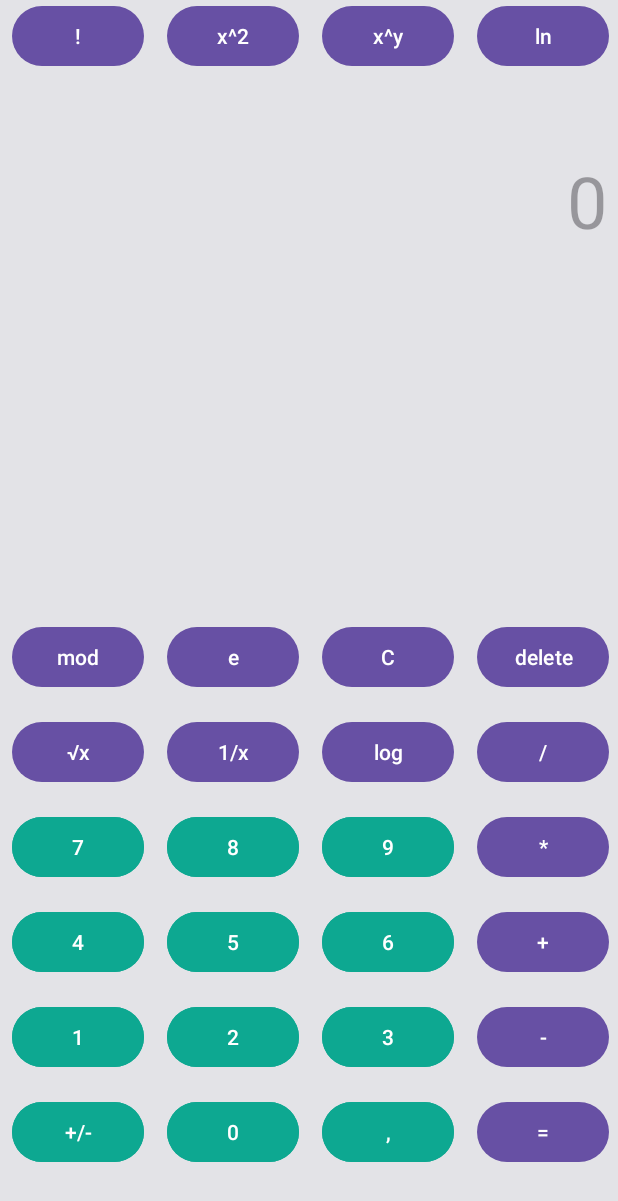
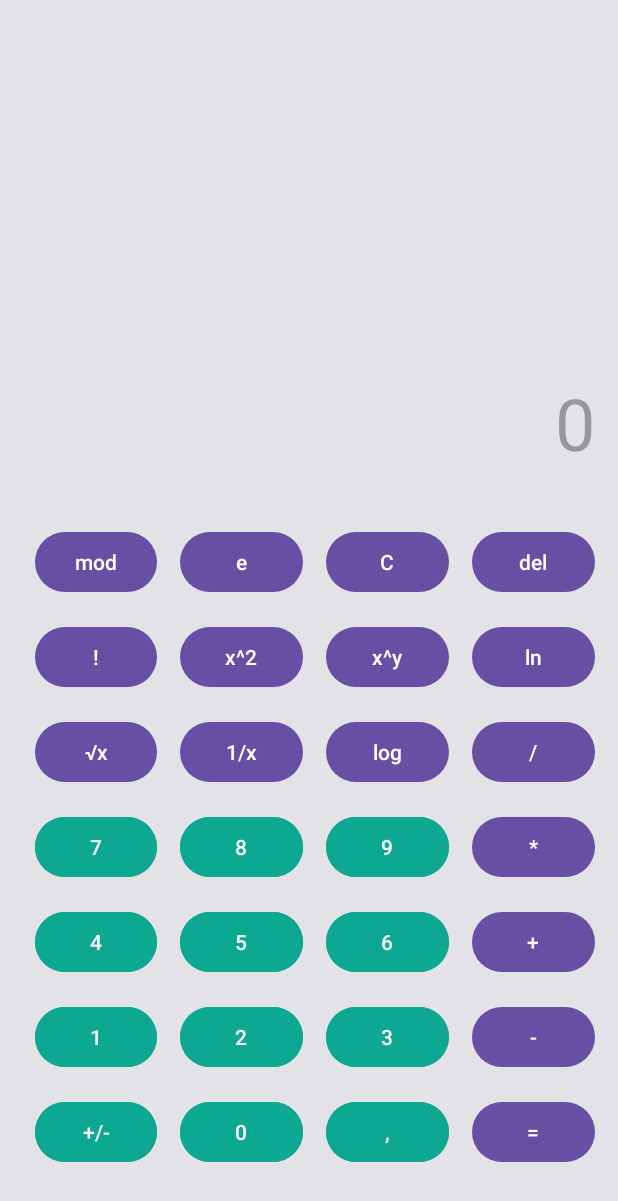
Before and after one commit to KirillLyanoy/Android-Studio-projects, an Android app: the screen it shows after launch (MainActivity), on a phone screen of 412 x 824 dp. Shown: the top 1201 px of the screen. Run offline under Robolectric (Android 15) with nearby library versions, the phone set to English and light mode, and no system bars.

Commit message:
Edit calc

```diff
--- a/Calculator/app/src/main/res/layout/activity_main.xml
+++ b/Calculator/app/src/main/res/layout/activity_main.xml
@@ -10,169 +10,194 @@
 
     <TextView
         android:id="@+id/currentOperationView"
-        android:layout_width="400dp"
+        android:layout_width="match_parent"
         android:layout_height="45dp"
-        android:layout_marginTop="36dp"
+        android:layout_marginStart="15dp"
+        android:layout_marginEnd="15dp"
+        android:layout_marginBottom="10dp"
         android:textAlignment="viewEnd"
+        app:layout_constraintBottom_toTopOf="@+id/editTextNumber"
         app:layout_constraintEnd_toEndOf="parent"
-        app:layout_constraintStart_toStartOf="parent"
-        app:layout_constraintTop_toTopOf="parent" />
+        app:layout_constraintStart_toStartOf="parent" />
 
     <LinearLayout
         android:id="@+id/linearLayout6"
-        android:layout_width="wrap_content"
+        android:layout_width="match_parent"
         android:layout_height="wrap_content"
+        android:layout_marginStart="15dp"
+        android:layout_marginEnd="15dp"
         android:orientation="horizontal"
         app:layout_constraintBottom_toTopOf="@+id/linearLayout2"
-        tools:ignore="MissingConstraints"
-        tools:layout_editor_absoluteX="1dp">
+        app:layout_constraintEnd_toEndOf="parent"
+        app:layout_constraintStart_toStartOf="parent"
+        tools:ignore="MissingConstraints">
+        <Button
+            android:id="@+id/button_fact"
+            android:layout_width="0dp"
+            android:layout_height="wrap_content"
+            android:layout_marginStart="8dp"
+            android:layout_marginBottom="15dp"
+            android:layout_weight="25"
+            android:text="@string/button_fact"
+            app:layout_constraintBottom_toTopOf="@+id/button_square_root"
+            app:layout_constraintStart_toStartOf="parent" />
+        <Button
+            android:id="@+id/button_square_degree"
+            android:layout_width="0dp"
+            android:layout_height="wrap_content"
+            android:layout_marginStart="15dp"
+            android:layout_marginBottom="15dp"
+            android:layout_weight="25"
+            android:text="@string/button_square_degree"
+            app:layout_constraintBottom_toTopOf="@+id/button_1_divide_x"
+            app:layout_constraintStart_toEndOf="@+id/button_fact" />
+        <Button
+            android:id="@+id/button_degree"
+            android:layout_width="0dp"
+            android:layout_height="wrap_content"
+            android:layout_marginStart="15dp"
+            android:layout_marginBottom="15dp"
+            android:layout_weight="25"
+            android:text="@string/button_degree"
+            app:layout_constraintBottom_toTopOf="@+id/button_log"
+            app:layout_constraintStart_toEndOf="@+id/button_square_degree" />
+        <Button
+            android:id="@+id/button_ln"
+            android:layout_width="0dp"
+            android:layout_height="wrap_content"
+            android:layout_marginStart="15dp"
+            android:layout_marginBottom="15dp"
+            android:layout_weight="25"
+            android:text="@string/button_ln"
+            app:layout_constraintBottom_toTopOf="@+id/button_divide"
+            app:layout_constraintStart_toEndOf="@+id/button_degree" />
+    </LinearLayout>
+
+    <TextView
+        android:id="@+id/editTextNumber"
+        android:layout_width="match_parent"
+        android:layout_height="71dp"
+        android:layout_marginStart="15dp"
+        android:layout_marginEnd="15dp"
+        android:layout_marginBottom="30dp"
+        android:hint="@string/default_value_hint"
+        android:textAlignment="viewEnd"
+        android:textSize="48sp"
+        app:layout_constraintBottom_toTopOf="@+id/linearLayout"
+        app:layout_constraintEnd_toEndOf="parent"
+        app:layout_constraintHorizontal_bias="0.0"
+        app:layout_constraintStart_toStartOf="parent" />
+
+    <LinearLayout
+        android:id="@+id/linearLayout"
+        android:layout_width="match_parent"
+        android:layout_height="wrap_content"
+        android:layout_marginStart="15dp"
+        android:layout_marginEnd="15dp"
+        android:orientation="horizontal"
+        app:layout_constraintBottom_toTopOf="@+id/linearLayout6"
+        app:layout_constraintEnd_toEndOf="parent"
+        app:layout_constraintStart_toStartOf="parent"
+        tools:ignore="MissingConstraints">
 
         <Button
             android:id="@+id/button_mod"
-            android:layout_width="wrap_content"
+            android:layout_width="0dp"
             android:layout_height="wrap_content"
             android:layout_marginStart="8dp"
             android:layout_marginBottom="15dp"
+            android:layout_weight="25"
             android:text="@string/button_mod"
             app:layout_constraintBottom_toTopOf="@+id/button_fact"
             app:layout_constraintStart_toStartOf="parent" />
 
         <Button
             android:id="@+id/button_exp"
-            android:layout_width="wrap_content"
+            android:layout_width="0dp"
             android:layout_height="wrap_content"
             android:layout_marginStart="15dp"
             android:layout_marginBottom="15dp"
+            android:layout_weight="25"
             android:text="@string/button_exp"
             app:layout_constraintBottom_toTopOf="@+id/button_square_degree"
             app:layout_constraintStart_toEndOf="@+id/button_mod" />
 
         <Button
             android:id="@+id/button_clear"
-            android:layout_width="wrap_content"
+            android:layout_width="0dp"
             android:layout_height="wrap_content"
             android:layout_marginStart="15dp"
             android:layout_marginBottom="15dp"
+            android:layout_weight="25"
             android:text="@string/button_clear"
             app:layout_constraintBottom_toTopOf="@+id/button_degree"
             app:layout_constraintStart_toEndOf="@+id/button_exp" />
 
         <Button
             android:id="@+id/button_delete"
-            android:layout_width="wrap_content"
+            android:layout_width="0dp"
             android:layout_height="wrap_content"
             android:layout_marginStart="15dp"
             android:layout_marginBottom="15dp"
+            android:layout_weight="25"
             android:text="@string/button_delete"
             app:layout_constraintBottom_toTopOf="@+id/button_ln"
             app:layout_constraintEnd_toEndOf="parent"
             app:layout_constraintStart_toEndOf="@+id/button_clear" />
     </LinearLayout>
 
-    <TextView
-        android:id="@+id/editTextNumber"
-        android:layout_width="398dp"
-        android:layout_height="71dp"
-        android:layout_marginTop="20dp"
-        android:hint="@string/default_value_hint"
-        android:textAlignment="viewEnd"
-        android:textSize="48sp"
+    <LinearLayout
+        android:id="@+id/linearLayout2"
+        android:layout_width="match_parent"
+        android:layout_height="wrap_content"
+        android:layout_marginStart="15dp"
+        android:layout_marginEnd="15dp"
+        android:orientation="horizontal"
+        app:layout_constraintBottom_toTopOf="@+id/linearLayout3"
         app:layout_constraintEnd_toEndOf="parent"
-        app:layout_constraintHorizontal_bias="0.498"
         app:layout_constraintStart_toStartOf="parent"
-        app:layout_constraintTop_toBottomOf="@+id/currentOperationView" />
+        tools:ignore="MissingConstraints">
 
-    <LinearLayout
-        android:id="@+id/linearLayout"
-        android:layout_width="wrap_content"
-        android:layout_height="wrap_content"
-        android:orientation="horizontal"
-        tools:layout_editor_absoluteX="1dp"
-        tools:layout_editor_absoluteY="324dp"
-        tools:ignore="MissingConstraints">
         <Button
-            android:id="@+id/button_fact"
-            android:layout_width="wrap_content"
+            android:id="@+id/button_square_root"
+            android:layout_width="0dp"
             android:layout_height="wrap_content"
             android:layout_marginStart="8dp"
             android:layout_marginBottom="15dp"
-            android:text="@string/button_fact"
-            app:layout_constraintBottom_toTopOf="@+id/button_square_root"
-            app:layout_constraintStart_toStartOf="parent" />
-        <Button
-            android:id="@+id/button_square_degree"
-            android:layout_width="wrap_content"
-            android:layout_height="wrap_content"
-            android:layout_marginStart="15dp"
-            android:layout_marginBottom="15dp"
-            android:text="@string/button_square_degree"
-            app:layout_constraintBottom_toTopOf="@+id/button_1_divide_x"
-            app:layout_constraintStart_toEndOf="@+id/button_fact" />
-        <Button
-            android:id="@+id/button_degree"
-            android:layout_width="wrap_content"
-            android:layout_height="wrap_content"
-            android:layout_marginStart="15dp"
-            android:layout_marginBottom="15dp"
-            android:text="@string/button_degree"
-            app:layout_constraintBottom_toTopOf="@+id/button_log"
-            app:layout_constraintStart_toEndOf="@+id/button_square_degree" />
-        <Button
-            android:id="@+id/button_ln"
-            android:layout_width="wrap_content"
-            android:layout_height="wrap_content"
-            android:layout_marginStart="15dp"
-            android:layout_marginBottom="15dp"
-            android:text="@string/button_ln"
-            app:layout_constraintBottom_toTopOf="@+id/button_divide"
-            app:layout_constraintStart_toEndOf="@+id/button_degree" />
-    </LinearLayout>
-
-    <LinearLayout
-        android:id="@+id/linearLayout2"
-        android:layout_width="wrap_content"
-        android:layout_height="wrap_content"
-        android:orientation="horizontal"
-        app:layout_constraintBottom_toTopOf="@+id/linearLayout3"
-        tools:ignore="MissingConstraints"
-        tools:layout_editor_absoluteX="1dp">
-
-        <Button
-            android:id="@+id/button_square_root"
-            android:layout_width="wrap_content"
-            android:layout_height="wrap_content"
-            android:layout_marginStart="8dp"
-            android:layout_marginBottom="15dp"
+            android:layout_weight="25"
             android:text="@string/button_square_root"
             app:layout_constraintBottom_toTopOf="@+id/button_7"
             app:layout_constraintStart_toStartOf="parent" />
 
         <Button
             android:id="@+id/button_1_divide_x"
-            android:layout_width="wrap_content"
+            android:layout_width="0dp"
             android:layout_height="wrap_content"
             android:layout_marginStart="15dp"
             android:layout_marginBottom="15dp"
+            android:layout_weight="25"
             android:text="@string/button_1_divide_x"
             app:layout_constraintBottom_toTopOf="@+id/button_8"
             app:layout_constraintStart_toEndOf="@+id/button_square_root" />
 
         <Button
             android:id="@+id/button_log"
-            android:layout_width="wrap_content"
+            android:layout_width="0dp"
             android:layout_height="wrap_content"
             android:layout_marginStart="15dp"
             android:layout_marginBottom="15dp"
+            android:layout_weight="25"
             android:text="@string/button_log"
             app:layout_constraintBottom_toTopOf="@+id/button_9"
             app:layout_constraintStart_toEndOf="@+id/button_1_divide_x" />
 
         <Button
             android:id="@+id/button_divide"
-            android:layout_width="wrap_content"
+            android:layout_width="0dp"
             android:layout_height="wrap_content"
             android:layout_marginStart="15dp"
             android:layout_marginBottom="15dp"
+            android:layout_weight="25"
             android:text="@string/button_divide"
             app:layout_constraintBottom_toTopOf="@+id/button_multiply"
             app:layout_constraintStart_toEndOf="@+id/button_log" />
@@ -180,19 +205,23 @@
 
     <LinearLayout
         android:id="@+id/linearLayout3"
-        android:layout_width="wrap_content"
+        android:layout_width="match_parent"
         android:layout_height="wrap_content"
+        android:layout_marginStart="15dp"
+        android:layout_marginEnd="15dp"
         android:orientation="horizontal"
         app:layout_constraintBottom_toTopOf="@+id/linearLayout4"
-        tools:ignore="MissingConstraints"
-        tools:layout_editor_absoluteX="1dp">
+        app:layout_constraintEnd_toEndOf="parent"
+        app:layout_constraintStart_toStartOf="parent"
+        tools:ignore="MissingConstraints">
 
         <Button
             android:id="@+id/button_7"
-            android:layout_width="wrap_content"
+            android:layout_width="0dp"
             android:layout_height="wrap_content"
             android:layout_marginStart="8dp"
             android:layout_marginBottom="15dp"
+            android:layout_weight="25"
             android:backgroundTint="@color/numbers_color"
             android:text="@string/button_7"
             app:layout_constraintBottom_toTopOf="@+id/button_4"
@@ -200,10 +229,11 @@
 
         <Button
             android:id="@+id/button_8"
-            android:layout_width="wrap_content"
+            android:layout_width="0dp"
             android:layout_height="wrap_content"
             android:layout_marginStart="15dp"
             android:layout_marginBottom="15dp"
+            android:layout_weight="25"
             android:backgroundTint="@color/numbers_color"
             android:text="@string/button_8"
             app:layout_constraintBottom_toTopOf="@+id/button_5"
@@ -211,10 +241,11 @@
 
         <Button
             android:id="@+id/button_9"
-            android:layout_width="wrap_content"
+            android:layout_width="0dp"
             android:layout_height="wrap_content"
             android:layout_marginStart="15dp"
             android:layout_marginBottom="15dp"
+            android:layout_weight="25"
             android:backgroundTint="@color/numbers_color"
             android:text="@string/button_9"
             app:layout_constraintBottom_toTopOf="@+id/button_6"
@@ -222,10 +253,11 @@
 
         <Button
             android:id="@+id/button_multiply"
-            android:layout_width="wrap_content"
+            android:layout_width="0dp"
             android:layout_height="wrap_content"
             android:layout_marginStart="15dp"
             android:layout_marginBottom="15dp"
+            android:layout_weight="25"
             android:text="@string/button_multiply"
             app:layout_constraintBottom_toTopOf="@+id/button_minus"
             app:layout_constraintStart_toEndOf="@+id/button_9" />
@@ -233,19 +265,23 @@
 
     <LinearLayout
         android:id="@+id/linearLayout4"
-        android:layout_width="wrap_content"
+        android:layout_width="match_parent"
         android:layout_height="wrap_content"
+        android:layout_marginStart="15dp"
+        android:layout_marginEnd="15dp"
         android:orientation="horizontal"
         app:layout_constraintBottom_toTopOf="@+id/linearLayout5"
-        tools:ignore="MissingConstraints"
-        tools:layout_editor_absoluteX="1dp">
+        app:layout_constraintEnd_toEndOf="parent"
+        app:layout_constraintStart_toStartOf="parent"
+        tools:ignore="MissingConstraints">
 
         <Button
             android:id="@+id/button_4"
-            android:layout_width="wrap_content"
+            android:layout_width="0dp"
             android:layout_height="wrap_content"
             android:layout_marginStart="8dp"
             android:layout_marginBottom="15dp"
+            android:layout_weight="25"
             android:backgroundTint="@color/numbers_color"
             android:text="@string/button_4"
             app:layout_constraintBottom_toTopOf="@+id/button_1"
@@ -253,10 +289,11 @@
 
         <Button
             android:id="@+id/button_5"
-            android:layout_width="wrap_content"
+            android:layout_width="0dp"
             android:layout_height="wrap_content"
             android:layout_marginStart="15dp"
             android:layout_marginBottom="15dp"
+            android:layout_weight="25"
             android:backgroundTint="@color/numbers_color"
             android:text="@string/button_5"
             app:layout_constraintBottom_toTopOf="@+id/button_2"
@@ -264,10 +301,11 @@
 
         <Button
             android:id="@+id/button_6"
-            android:layout_width="wrap_content"
+            android:layout_width="0dp"
             android:layout_height="wrap_content"
             android:layout_marginStart="15dp"
             android:layout_marginBottom="15dp"
+            android:layout_weight="25"
             android:backgroundTint="@color/numbers_color"
             android:text="@string/button_6"
             app:layout_constraintBottom_toTopOf="@+id/button_3"
@@ -275,10 +313,11 @@
 
         <Button
             android:id="@+id/button_plus"
-            android:layout_width="wrap_content"
+            android:layout_width="0dp"
             android:layout_height="wrap_content"
             android:layout_marginStart="15dp"
             android:layout_marginBottom="15dp"
+            android:layout_weight="25"
             android:text="@string/button_plus"
             app:layout_constraintBottom_toTopOf="@+id/button_equals"
             app:layout_constraintStart_toEndOf="@+id/button_3" />
@@ -286,19 +325,23 @@
 
     <LinearLayout
         android:id="@+id/linearLayout5"
-        android:layout_width="wrap_content"
+        android:layout_width="match_parent"
         android:layout_height="wrap_content"
+        android:layout_marginStart="15dp"
+        android:layout_marginEnd="15dp"
         android:orientation="horizontal"
         app:layout_constraintBottom_toTopOf="@+id/heig"
-        tools:ignore="MissingConstraints"
-        tools:layout_editor_absoluteX="1dp">
+        app:layout_constraintEnd_toEndOf="parent"
+        app:layout_constraintStart_toStartOf="parent"
+        tools:ignore="MissingConstraints">
 
         <Button
             android:id="@+id/button_1"
-            android:layout_width="wrap_content"
+            android:layout_width="0dp"
             android:layout_height="wrap_content"
             android:layout_marginStart="8dp"
             android:layout_marginBottom="15dp"
+            android:layout_weight="25"
             android:backgroundTint="@color/numbers_color"
             android:text="@string/button_1"
             app:layout_constraintBottom_toTopOf="@+id/button_negative_number"
@@ -306,10 +349,11 @@
 
         <Button
             android:id="@+id/button_2"
-            android:layout_width="wrap_content"
+            android:layout_width="0dp"
             android:layout_height="wrap_content"
             android:layout_marginStart="15dp"
             android:layout_marginBottom="15dp"
+            android:layout_weight="25"
             android:backgroundTint="@color/numbers_color"
             android:text="@string/button_2"
             app:layout_constraintBottom_toTopOf="@+id/button_0"
@@ -317,10 +361,11 @@
 
         <Button
             android:id="@+id/button_3"
-            android:layout_width="wrap_content"
+            android:layout_width="0dp"
             android:layout_height="wrap_content"
             android:layout_marginStart="15dp"
             android:layout_marginBottom="15dp"
+            android:layout_weight="25"
             android:backgroundTint="@color/numbers_color"
             android:text="@string/button_3"
             app:layout_constraintBottom_toTopOf="@+id/button_comma"
@@ -328,10 +373,11 @@
 
         <Button
             android:id="@+id/button_minus"
-            android:layout_width="wrap_content"
+            android:layout_width="0dp"
             android:layout_height="wrap_content"
             android:layout_marginStart="15dp"
             android:layout_marginBottom="15dp"
+            android:layout_weight="25"
             android:text="@string/button_minus"
             app:layout_constraintBottom_toTopOf="@+id/button_plus"
             app:layout_constraintStart_toEndOf="@+id/button_6" />
@@ -339,19 +385,23 @@
 
     <LinearLayout
         android:id="@+id/heig"
-        android:layout_width="wrap_content"
+        android:layout_width="match_parent"
         android:layout_height="wrap_content"
+        android:layout_marginStart="15dp"
+        android:layout_marginEnd="15dp"
         android:orientation="horizontal"
         app:layout_constraintBottom_toBottomOf="parent"
-        tools:ignore="MissingConstraints"
-        tools:layout_editor_absoluteX="1dp">
+        app:layout_constraintEnd_toEndOf="parent"
+        app:layout_constraintStart_toStartOf="parent"
+        tools:ignore="MissingConstraints">
 
         <Button
             android:id="@+id/button_negative_number"
-            android:layout_width="wrap_content"
+            android:layout_width="0dp"
             android:layout_height="wrap_content"
             android:layout_marginStart="8dp"
             android:layout_marginBottom="45dp"
+            android:layout_weight="25"
             android:backgroundTint="@color/numbers_color"
             android:text="@string/button_negative_number"
             app:layout_constraintBottom_toBottomOf="parent"
@@ -359,10 +409,11 @@
 
         <Button
             android:id="@+id/button_0"
-            android:layout_width="wrap_content"
+            android:layout_width="0dp"
             android:layout_height="wrap_content"
             android:layout_marginStart="15dp"
             android:layout_marginBottom="45dp"
+            android:layout_weight="25"
             android:backgroundTint="@color/numbers_color"
             android:text="@string/button_0"
             app:layout_constraintBottom_toBottomOf="parent"
@@ -370,10 +421,11 @@
 
         <Button
             android:id="@+id/button_comma"
-            android:layout_width="wrap_content"
+            android:layout_width="0dp"
             android:layout_height="wrap_content"
             android:layout_marginStart="15dp"
             android:layout_marginBottom="45dp"
+            android:layout_weight="25"
             android:backgroundTint="@color/numbers_color"
             android:text="@string/button_comma"
             app:layout_constraintBottom_toBottomOf="parent"
@@ -381,10 +433,11 @@
 
         <Button
             android:id="@+id/button_equals"
-            android:layout_width="wrap_content"
+            android:layout_width="0dp"
             android:layout_height="wrap_content"
             android:layout_marginStart="15dp"
             android:layout_marginBottom="45dp"
+            android:layout_weight="25"
             android:text="@string/button_equals"
             app:layout_constraintBottom_toBottomOf="parent"
             app:layout_constraintStart_toEndOf="@+id/button_comma" />
--- a/Calculator/app/src/main/res/values/strings.xml
+++ b/Calculator/app/src/main/res/values/strings.xml
@@ -25,7 +25,7 @@
     <string name="button_square_degree">x^2</string>
     <string name="button_degree">x^y</string>
     <string name="button_ln">ln</string>
-    <string name="button_delete">delete</string>
+    <string name="button_delete">del</string>
     <string name="button_clear">C</string>
     <string name="button_mod">mod</string>
     <string name="button_exp">e</string>
```
